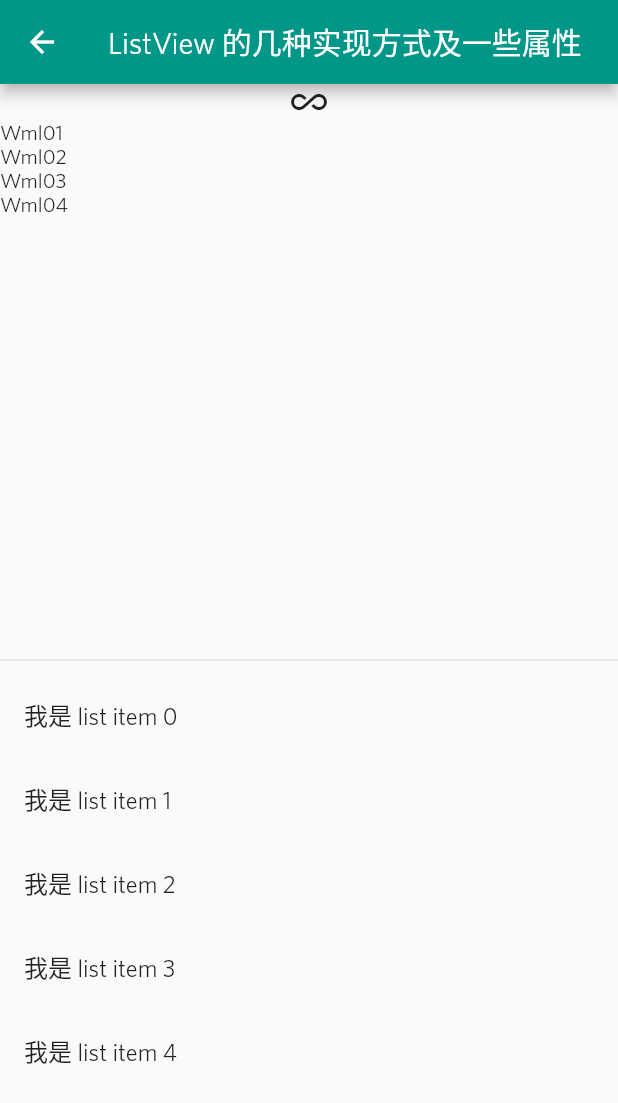
After one commit to w4mxl/FlutterStudyJourney, a Flutter app: the screen it shows after launch, in the side drawer, after a tap on "ListView", on a phone screen of 412 x 824 dp. The commit adds this screen. Shown: the top 1103 px of the screen. Run offline on Flutter 3.47's test engine with Material 2 defaults, Android fonts, the phone set to English and light mode, and no system bars; our stand-ins replace dio, flutter_html; missing offline and left inert: xpath; network calls fail.

Commit message:
listview

```diff
--- /dev/null
+++ b/lib/demos/ListView/Widget_ListView.dart
@@ -0,0 +1,67 @@
+import 'package:flutter/material.dart';
+
+/*
+ListView
+ListView.builder
+ListView.separated
+ListView.custom
+*/
+
+class ListViewPage extends StatelessWidget {
+  final List<ListItem> listData = [];
+
+  @override
+  Widget build(BuildContext context) {
+    for (int i = 0; i < 5; i++) {
+      listData.add(new ListItem('我是 list item $i '));
+    }
+
+    return Scaffold(
+      appBar: AppBar(
+        title: Text('ListView 的几种实现方式及一些属性'),
+      ),
+      body: Column(
+        children: <Widget>[
+          Expanded(
+            child: ListView(
+              children: <Widget>[
+                Icon(Icons.all_inclusive),
+                Text(
+                  'Wml01',
+                ),
+                Text(
+                  'Wml02',
+                ),
+                Text(
+                  'Wml03',
+                ),
+                Text(
+                  'Wml04',
+                )
+              ],
+            ),
+          ),
+          Divider(),
+          Expanded(
+            child: ListView.builder(
+              physics:
+                  AlwaysScrollableScrollPhysics(), // BouncingScrollPhysics,ClampingScrollPhysics,NeverScrollablePhysics,AlwaysScrollableScrollPhysics
+              itemBuilder: (BuildContext context, int index) {
+                return ListTile(
+                  title: Text(listData[index].title),
+                );
+              },
+              itemCount: listData.length,
+            ),
+          )
+        ],
+      ),
+    );
+  }
+}
+
+class ListItem {
+  String title;
+
+  ListItem(this.title);
+}
--- a/lib/main.dart
+++ b/lib/main.dart
@@ -1,5 +1,6 @@
 import 'package:flutter/foundation.dart';
 import 'package:flutter/material.dart';
+import 'package:flutter_wml_demos/demos/ListView/Widget_ListView.dart';
 import 'package:flutter_wml_demos/demos/SliverAppBar/Widget_SliverAppBar.dart';
 import 'package:flutter_wml_demos/demos/dio/flutter_dio.dart';
 import 'package:flutter_wml_demos/demos/html/flutter_html.dart';
@@ -10,6 +11,7 @@ class MyApp extends StatelessWidget {
   @override
   Widget build(BuildContext context) {
     return MaterialApp(routes: <String, WidgetBuilder>{
+      '/ListViewPage': (BuildContext context) => new ListViewPage(),
       '/SliverAppBarPage': (BuildContext context) => new SliverAppBarPage(),
       '/FlutterHtmlPage': (BuildContext context) => new FlutterHtmlPage(
             title: 'flutter_html',
@@ -46,6 +48,13 @@ class HomePage extends StatelessWidget {
                 ),
               ),
               new ListTile(
+                title: Text('ListView'),
+                onTap: () {
+                  Navigator.of(context).pop();
+                  Navigator.of(context).pushNamed('/ListViewPage');
+                },
+              ),
+              new ListTile(
                 title: Text('SliverAppBar'),
                 onTap: () {
                   Navigator.of(context).pop();
```
